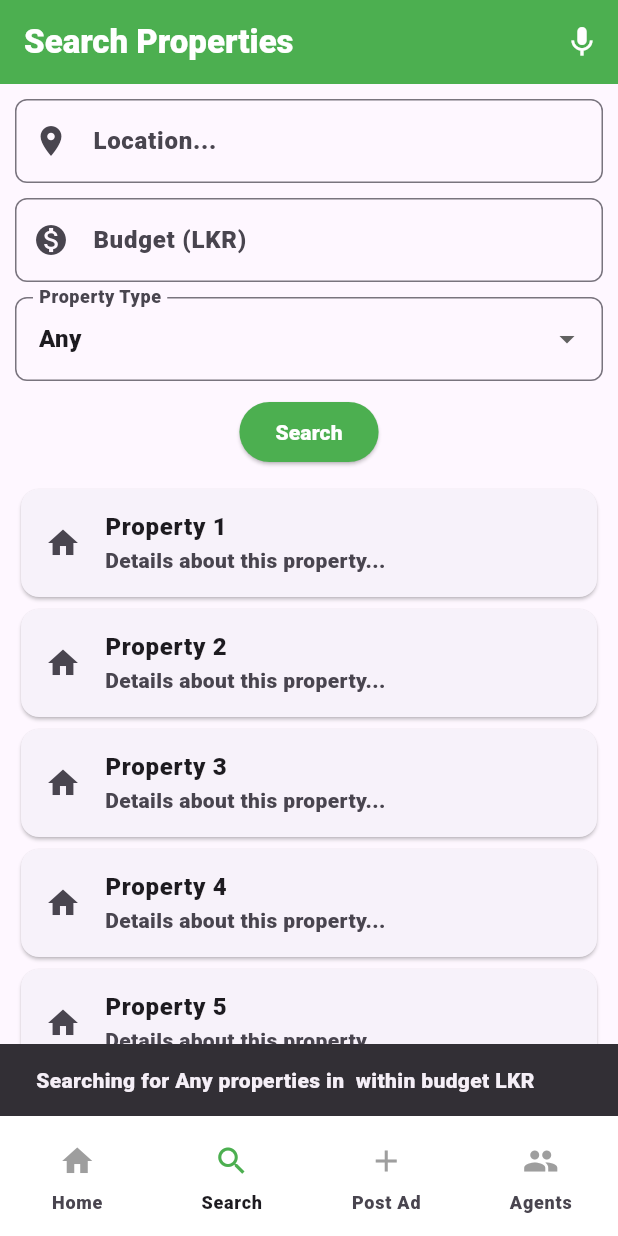
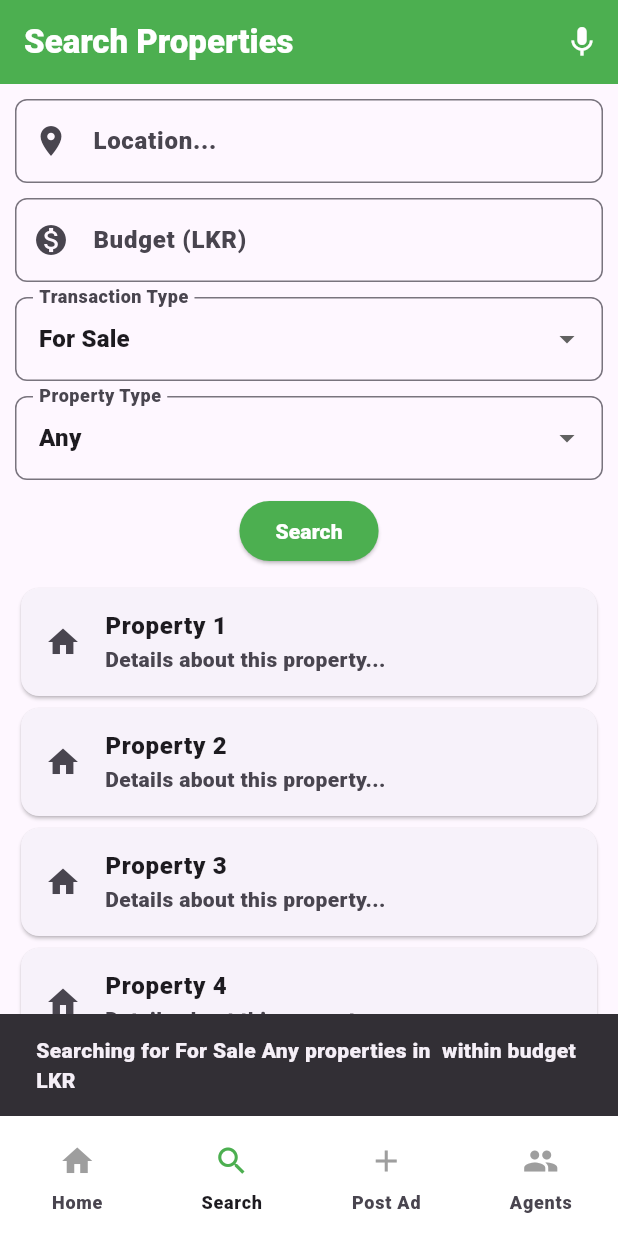
Before and after one commit to AKILABANDARAYAINNA/horizon_real_estate_app, a Flutter app: the screen it shows after launch, item 2 of the bottom bar chosen, after a tap on "Search", on a phone screen of 412 x 824 dp. Run offline on Flutter 3.47's test engine with Material 3 defaults, Android fonts, the light colour scheme and no system bars; network calls fail.

Commit message:
Semi_Final

```diff
--- a/lib/screens/search_screen.dart
+++ b/lib/screens/search_screen.dart
@@ -12,6 +12,7 @@ class _SearchScreenState extends State<SearchScreen> {
   final TextEditingController _searchController = TextEditingController();
   final TextEditingController _budgetController = TextEditingController();
   String _propertyType = 'Any';
+  String _transactionType = 'For Sale';
 
   final List<String> propertyTypes = [
     'Any',
@@ -19,6 +20,11 @@ class _SearchScreenState extends State<SearchScreen> {
     'Apartment',
     'Land',
     'Commercial',
+  ];
+
+  final List<String> transactionTypes = [
+    'For Sale',
+    'For Rent',
   ];
 
   @override
@@ -32,7 +38,7 @@ class _SearchScreenState extends State<SearchScreen> {
           IconButton(
             icon: const Icon(Icons.mic),
             tooltip: 'Voice Search',
-            onPressed: _handleVoiceSearch, // Voice search button
+            onPressed: _handleVoiceSearch, // Voice search functionality
           ),
         ],
       ),
@@ -64,6 +70,29 @@ class _SearchScreenState extends State<SearchScreen> {
                   borderRadius: BorderRadius.circular(8.0),
                 ),
               ),
+            ),
+            const SizedBox(height: 10),
+
+            // Transaction Type Dropdown (For Sale or For Rent)
+            DropdownButtonFormField<String>(
+              value: _transactionType,
+              decoration: InputDecoration(
+                labelText: 'Transaction Type',
+                border: OutlineInputBorder(
+                  borderRadius: BorderRadius.circular(8.0),
+                ),
+              ),
+              items: transactionTypes
+                  .map((type) => DropdownMenuItem(
+                        value: type,
+                        child: Text(type),
+                      ))
+                  .toList(),
+              onChanged: (value) {
+                setState(() {
+                  _transactionType = value!;
+                });
+              },
             ),
             const SizedBox(height: 10),
 
@@ -133,7 +162,7 @@ class _SearchScreenState extends State<SearchScreen> {
   // Handles Voice Search
   void _handleVoiceSearch() {
     ScaffoldMessenger.of(context).showSnackBar(
-      const SnackBar(content: Text('Voice Search Coming Soon 😊')),
+      const SnackBar(content: Text('Voice Search Coming Soon!')),
     );
   }
 
@@ -142,11 +171,12 @@ class _SearchScreenState extends State<SearchScreen> {
     String location = _searchController.text;
     String budget = _budgetController.text;
     String propertyType = _propertyType;
+    String transactionType = _transactionType;
 
     ScaffoldMessenger.of(context).showSnackBar(
       SnackBar(
         content: Text(
-            'Searching for $propertyType properties in $location within budget LKR $budget'),
+            'Searching for $transactionType $propertyType properties in $location within budget LKR $budget'),
       ),
     );
   }
```
